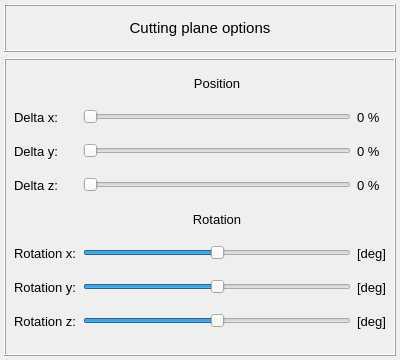
This is pulse/interface/ui_files/render/cutting_plane_inputs.ui in open-pulse/OpenPulse as Qt 5 draws it before an edit. The edited form follows.
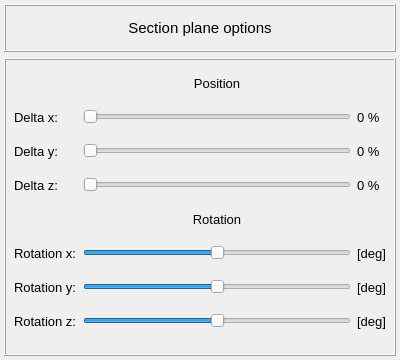
This is the edited form.

Commit message: Clip Plane name changed to Section Plane

```diff
--- a/pulse/interface/ui_files/render/cutting_plane_inputs.ui
+++ b/pulse/interface/ui_files/render/cutting_plane_inputs.ui
@@ -82,7 +82,7 @@
          </font>
         </property>
         <property name="text">
-         <string>Cutting plane options</string>
+         <string>Section plane options</string>
         </property>
         <property name="alignment">
          <set>Qt::AlignCenter</set>
```
The commit also changes 2 other files.
